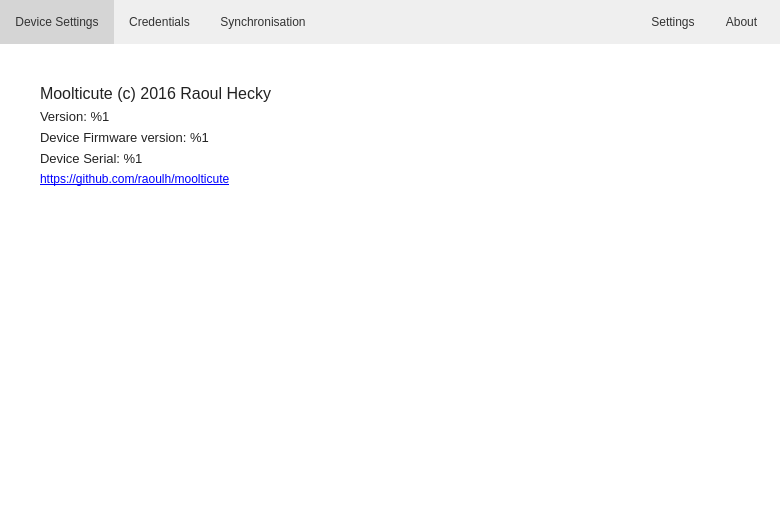
Above: src/MainWindow.ui from mooltipass/moolticute before the change. Below: the same form after it.
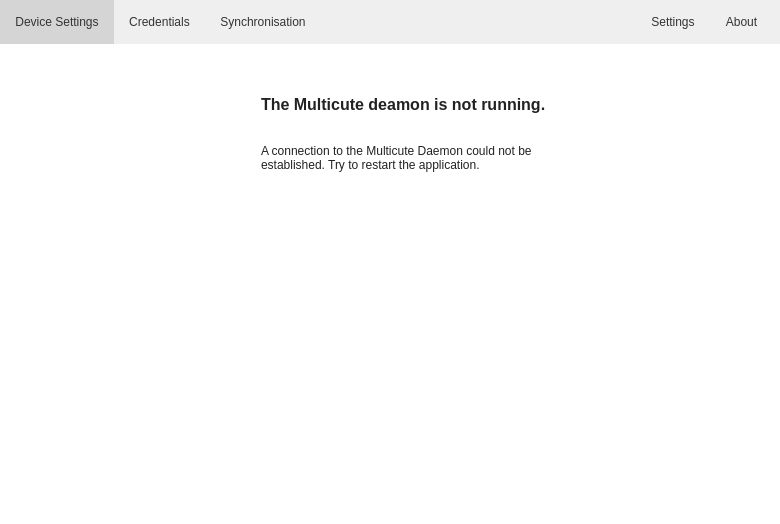
That is the form after the change. Icons and pictures are not drawn. Custom widgets are drawn as their Qt base class.

Commit message: Add a tab that is displayed when the deamon is not connected

What changed in the file:
```diff
--- a/src/MainWindow.ui
+++ b/src/MainWindow.ui
@@ -176,8 +176,108 @@
        </sizepolicy>
       </property>
       <property name="currentIndex">
-       <number>8</number>
+       <number>0</number>
       </property>
+      <widget class="QWidget" name="pageNoDaemon">
+       <layout class="QHBoxLayout" name="horizontalLayout_noDaemon1">
+        <property name="spacing">
+         <number>20</number>
+        </property>
+        <item>
+         <spacer name="horizontalSpacer_noDaemon1">
+          <property name="orientation">
+           <enum>Qt::Horizontal</enum>
+          </property>
+          <property name="sizeHint" stdset="0">
+           <size>
+            <width>40</width>
+            <height>20</height>
+           </size>
+          </property>
+         </spacer>
+        </item>
+        <item>
+         <widget class="QLabel" name="label_noDaemon1">
+          <property name="pixmap">
+           <pixmap resource="../img/images.qrc">:/no-connection.png</pixmap>
+          </property>
+         </widget>
+        </item>
+        <item>
+         <layout class="QVBoxLayout" name="verticalLayout_noDaemon1">
+          <property name="spacing">
+           <number>30</number>
+          </property>
+          <item>
+           <spacer name="verticalSpacer_noDaemon2">
+            <property name="orientation">
+             <enum>Qt::Vertical</enum>
+            </property>
+            <property name="sizeType">
+             <enum>QSizePolicy::Preferred</enum>
+            </property>
+            <property name="sizeHint" stdset="0">
+             <size>
+              <width>20</width>
+              <height>40</height>
+             </size>
+            </property>
+           </spacer>
+          </item>
+          <item>
+           <widget class="QLabel" name="label_noDaemonTitle">
+            <property name="font">
+             <font>
+              <pointsize>12</pointsize>
+              <weight>75</weight>
+              <bold>true</bold>
+             </font>
+            </property>
+            <property name="text">
+             <string>The Multicute deamon is not running.</string>
+            </property>
+           </widget>
+          </item>
+          <item>
+           <widget class="QLabel" name="label_noDaemonMsg">
+            <property name="text">
+             <string>A connection to the Multicute Daemon could not be established. Try to restart the application.</string>
+            </property>
+            <property name="wordWrap">
+             <bool>true</bool>
+            </property>
+           </widget>
+          </item>
+          <item>
+           <spacer name="verticalSpacer_noDaemon4">
+            <property name="orientation">
+             <enum>Qt::Vertical</enum>
+            </property>
+            <property name="sizeHint" stdset="0">
+             <size>
+              <width>20</width>
+              <height>40</height>
+             </size>
+            </property>
+           </spacer>
+          </item>
+         </layout>
+        </item>
+        <item>
+         <spacer name="horizontalSpacer_noDaemon2">
+          <property name="orientation">
+           <enum>Qt::Horizontal</enum>
+          </property>
+          <property name="sizeHint" stdset="0">
+           <size>
+            <width>40</width>
+            <height>20</height>
+           </size>
+          </property>
+         </spacer>
+        </item>
+       </layout>
+      </widget>
       <widget class="QWidget" name="pageNoConnect">
        <layout class="QHBoxLayout" name="horizontalLayout_7">
         <property name="spacing">
```
The commit also changes 4 other files.
